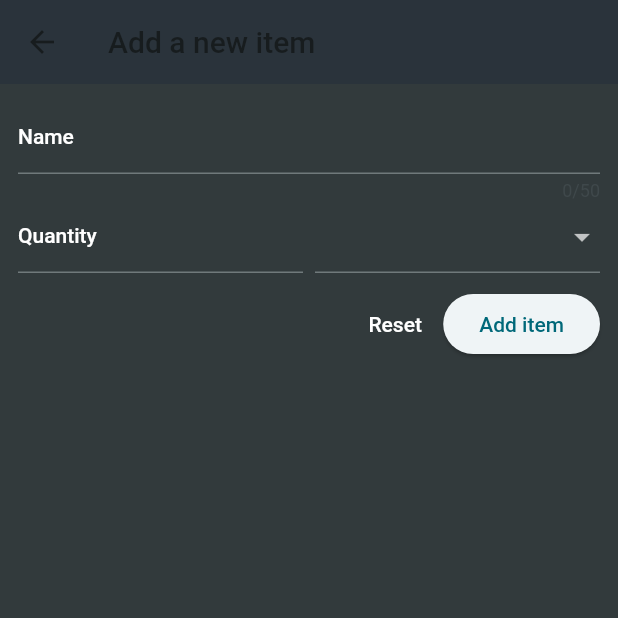
After one commit to biswabikas/forms, a Flutter app: the screen it shows after launch, after a tap on the "add" icon, on a phone screen of 412 x 824 dp, the top half of it. The commit adds this screen. Run offline on Flutter 3.47's test engine with Material 2 defaults, Android fonts, the phone set to English and light mode, and no system bars.

Commit message:
add:practise

```diff
--- a/forms/lib/widgets/grocery_list.dart
+++ b/forms/lib/widgets/grocery_list.dart
@@ -1,8 +1,22 @@
 import 'package:flutter/material.dart';
 import 'package:forms/data/dummy_items.dart';
+import 'package:forms/widgets/new_items.dart';
 
-class GroceryList extends StatelessWidget {
+class GroceryList extends StatefulWidget {
   const GroceryList({super.key});
+
+  @override
+  State<GroceryList> createState() => _GroceryListState();
+}
+
+class _GroceryListState extends State<GroceryList> {
+  void additem() {
+    Navigator.push(
+        context,
+        MaterialPageRoute(
+          builder: (context) => NewItem(),
+        ));
+  }
 
   @override
   Widget build(BuildContext context) {
@@ -12,6 +26,15 @@ class GroceryList extends StatelessWidget {
           'Your Groceries',
           style: TextStyle(color: Colors.white),
         ),
+        actions: [
+          IconButton(
+            onPressed: additem,
+            icon: Icon(
+              Icons.add,
+              color: Colors.white,
+            ),
+          ),
+        ],
       ),
       body: ListView.builder(
         itemCount: groceryItems.length,
--- /dev/null
+++ b/forms/lib/widgets/new_items.dart
@@ -0,0 +1,98 @@
+import 'package:flutter/material.dart';
+import 'package:forms/data/categories.dart';
+
+class NewItem extends StatefulWidget {
+  const NewItem({super.key});
+
+  @override
+  State<NewItem> createState() => _NewItemState();
+}
+
+class _NewItemState extends State<NewItem> {
+  @override
+  Widget build(BuildContext context) {
+    return Scaffold(
+      appBar: AppBar(
+        title: const Text('Add a new item'),
+      ),
+      body: Padding(
+        padding: const EdgeInsets.all(12),
+        child: Form(
+          child: Column(
+            children: [
+              TextFormField(
+                maxLength: 50,
+                decoration: const InputDecoration(
+                  label: Text(
+                    'Name',
+                    style: TextStyle(color: Colors.white),
+                  ),
+                ),
+                validator: (value) {
+                  return 'Demo...';
+                },
+              ),
+              Row(
+                children: [
+                  Expanded(
+                    child: TextFormField(
+                      decoration: const InputDecoration(
+                        label: Text(
+                          'Quantity',
+                          style: TextStyle(color: Colors.white),
+                        ),
+                      ),
+                    ),
+                  ),
+                  const SizedBox(
+                    width: 8,
+                  ),
+                  Expanded(
+                    child: DropdownButtonFormField(
+                      items: [
+                        for (final category in categories.entries)
+                          DropdownMenuItem(
+                            value: category.value,
+                            child: Row(
+                              children: [
+                                Container(
+                                  width: 16,
+                                  height: 16,
+                                  color: category.value.color,
+                                ),
+                                const SizedBox(
+                                  width: 6,
+                                ),
+                                Text(category.value.title)
+                              ],
+                            ),
+                          ),
+                      ],
+                      onChanged: (value) {},
+                    ),
+                  )
+                ],
+              ),
+              SizedBox(
+                height: 10,
+              ),
+              Row(
+                mainAxisAlignment: MainAxisAlignment.end,
+                children: [
+                  TextButton(
+                    onPressed: () {},
+                    child: Text(
+                      'Reset',
+                      style: TextStyle(color: Colors.white),
+                    ),
+                  ),
+                  ElevatedButton(onPressed: () {}, child: Text('Add item'))
+                ],
+              )
+            ],
+          ),
+        ),
+      ),
+    );
+  }
+}
```
